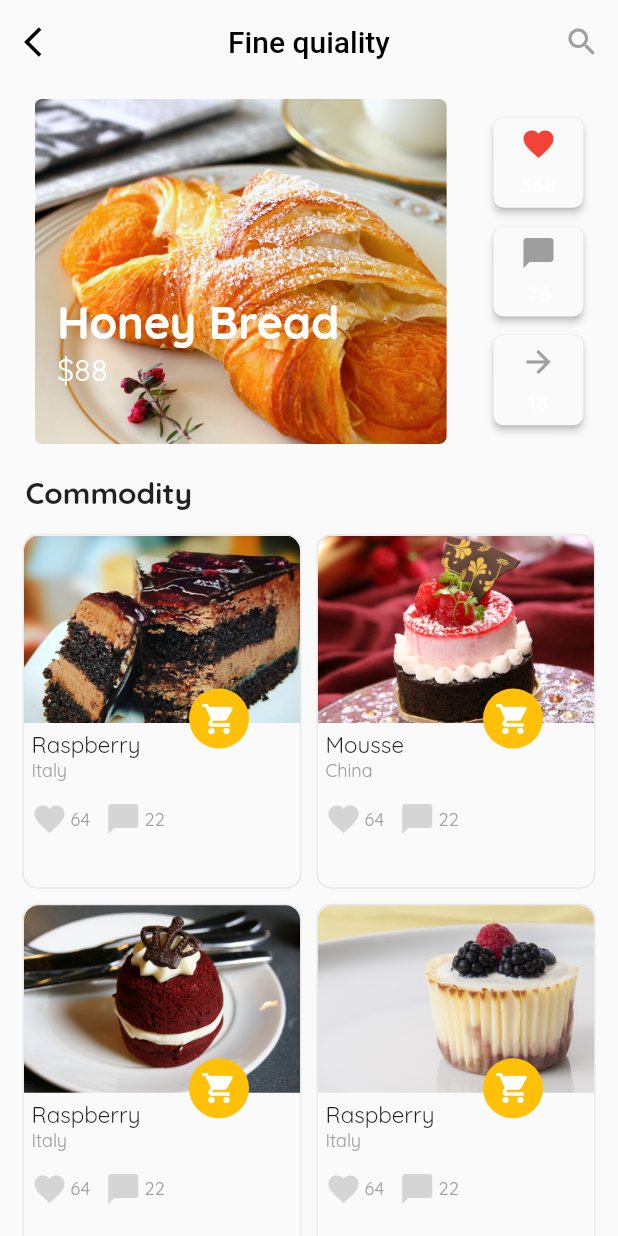
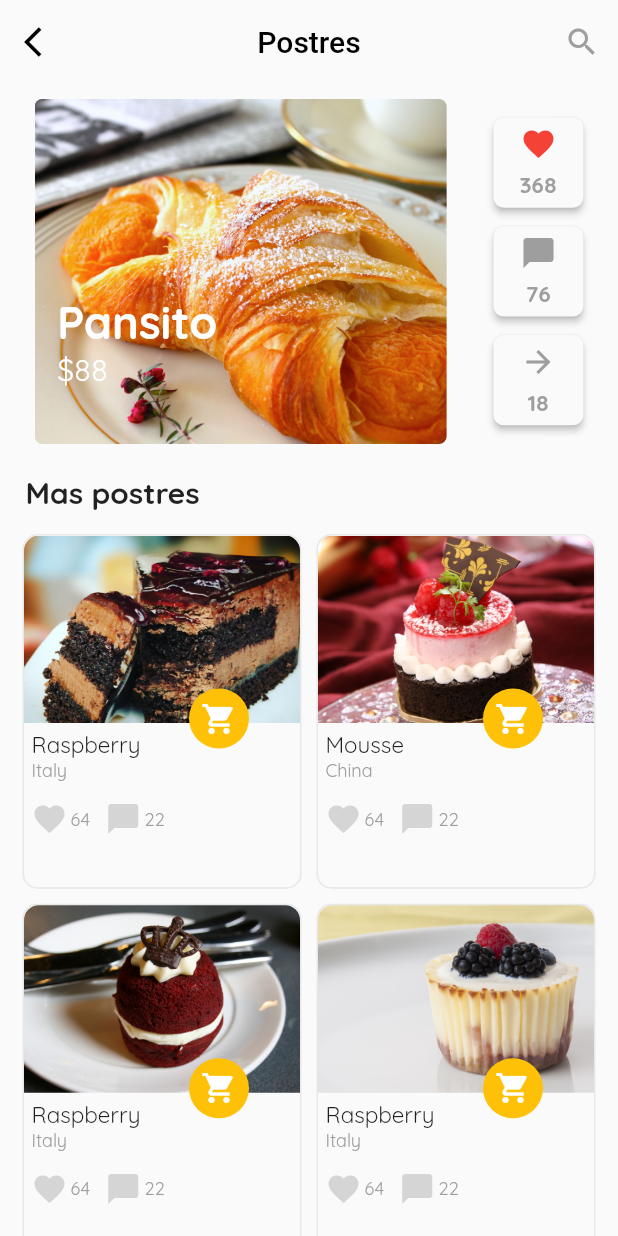
Before and after one commit to AiltonSalguero/CakeCatalog-App, a Flutter app: the screen it shows after launch, on a phone screen of 412 x 824 dp. Run offline on Flutter 3.47's test engine with Material 2 defaults, Android fonts, the phone set to English and light mode, and no system bars.

```diff
--- a/lib/components/ActionButton.dart
+++ b/lib/components/ActionButton.dart
@@ -41,7 +41,7 @@ class _ActionButtonState extends State<ActionButton> {
             Text(
               widget.timesClicked.toString(),
               style: TextStyle(
-                  color: Colors.white,
+                  color: Colors.grey,
                   fontFamily: 'Quicksand',
                   fontSize: 15.0,
                   fontWeight: FontWeight.bold),
--- a/lib/main.dart
+++ b/lib/main.dart
@@ -38,7 +38,7 @@ class _MyHomePageState extends State<MyHomePage> {
 
         //TITULO
         title: Text(
-          'Fine quiality',
+          'Postres',
           style: TextStyle(color: Colors.black),
         ),
         centerTitle: true,
@@ -93,7 +93,7 @@ class _MyHomePageState extends State<MyHomePage> {
                                 children: <Widget>[
                                   //Nombre del postre
                                   Text(
-                                    'Honey Bread',
+                                    'Pansito',
                                     style: TextStyle(
                                         color: Colors.white,
                                         fontFamily: 'Quicksand',
@@ -141,7 +141,7 @@ class _MyHomePageState extends State<MyHomePage> {
               Padding(
                 padding: const EdgeInsets.only(left: 17.0),
                 child: Text(
-                  'Commodity',
+                  'Mas postres',
                   style: TextStyle(
                       fontFamily: 'Quicksand',
                       fontSize: 20.0,
```
Also changed, not shown: Preview.jpg (added).
